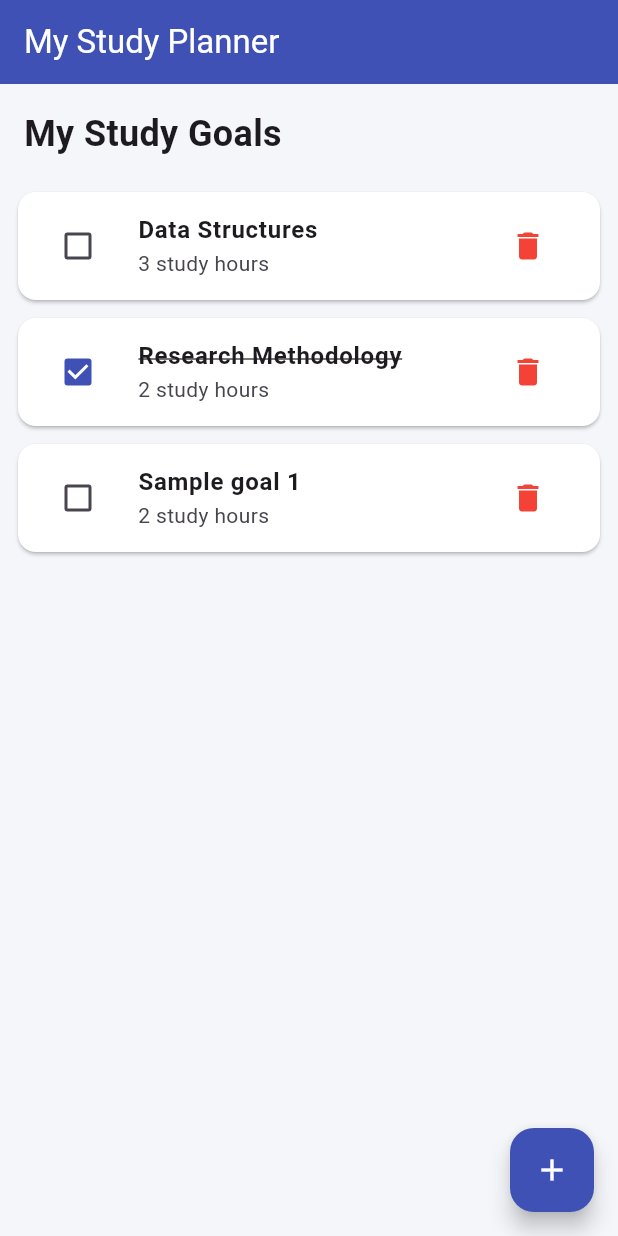
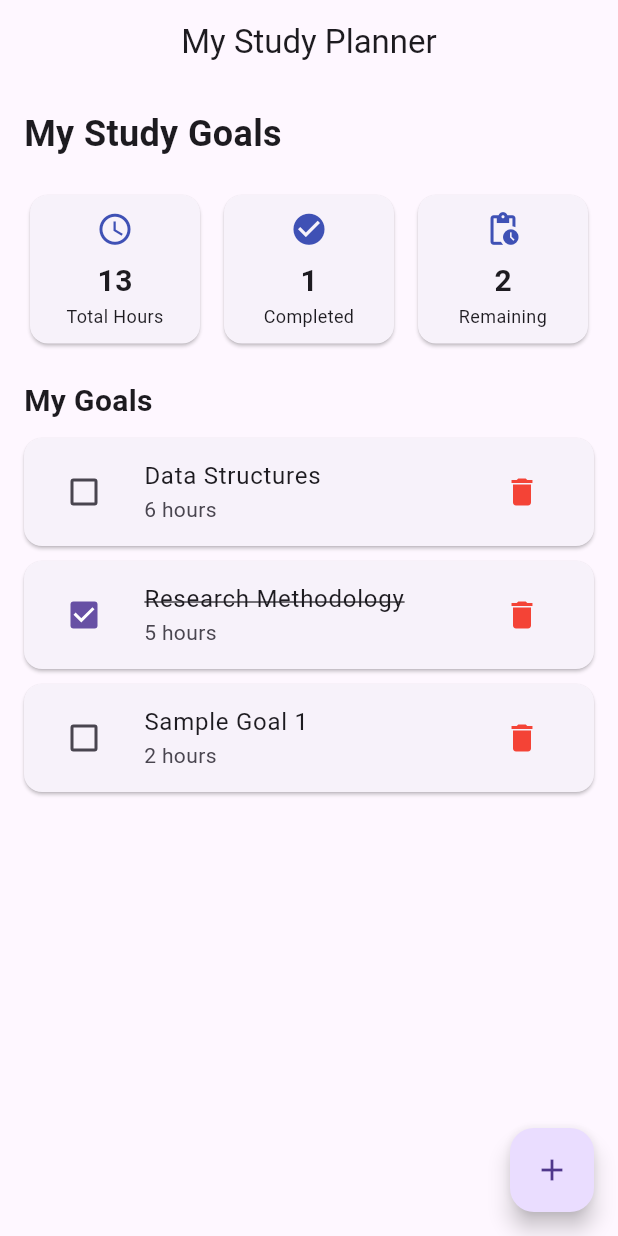
Before and after one commit to M2001-5/My-Study-Planner, a Flutter app: the screen it shows after launch, after a tap on the "delete" icon, after a tap on the "add" icon, on a phone screen of 412 x 824 dp. Run offline on Flutter 3.47's test engine with Material 3 defaults, Android fonts, the phone set to English and light mode, and no system bars; our stand-ins replace material_ui.

Commit message:
Phase 3: statistics and cards

```diff
--- a/study_planner/lib/main.dart
+++ b/study_planner/lib/main.dart
@@ -1,10 +1,8 @@
 import 'package:material_ui/material_ui.dart';
-
 void main() {
   runApp(const MyApp());
 }
 
-// STATIC: root widget of the app
 class MyApp extends StatelessWidget {
   const MyApp({super.key});
 
@@ -15,18 +13,12 @@ class MyApp extends StatelessWidget {
       title: 'My Study Planner',
       theme: ThemeData(
         primarySwatch: Colors.indigo,
-        scaffoldBackgroundColor: const Color(0xFFF5F6FA),
-        appBarTheme: const AppBarTheme(
-          backgroundColor: Colors.indigo,
-          foregroundColor: Colors.white,
-        ),
       ),
       home: const StudyPlannerScreen(),
     );
   }
 }
 
-// STATIC + LOGIC: main screen (StatefulWidget because the data changes)
 class StudyPlannerScreen extends StatefulWidget {
   const StudyPlannerScreen({super.key});
 
@@ -35,102 +27,124 @@ class StudyPlannerScreen extends StatefulWidget {
 }
 
 class _StudyPlannerScreenState extends State<StudyPlannerScreen> {
-  // LOGIC: the data (list of maps with subject, hours, done)
-  final List<Map<String, dynamic>> _goals = [
-    {'subject': 'Mobile App Development', 'hours': 5, 'done': false},
-    {'subject': 'Data Structures', 'hours': 3, 'done': false},
-    {'subject': 'Research Methodology', 'hours': 2, 'done': true},
+  List<Map<String, dynamic>> goals = [
+    {
+      'title': 'Mobile App Development',
+      'hours': 4,
+      'done': false,
+    },
+    {
+      'title': 'Data Structures',
+      'hours': 6,
+      'done': false,
+    },
+    {
+      'title': 'Research Methodology',
+      'hours': 5,
+      'done': true,
+    },
   ];
 
-  // LOGIC: counter used to name the sample goals
-  int _sampleCount = 0;
+  int sampleCount = 0;
 
-  // LOGIC: add a sample goal (setState rebuilds the screen)
-  void _addSampleGoal() {
+  int get totalHours {
+    return goals.fold(0, (sum, goal) {
+      return sum + (goal['hours'] as int);
+    });
+  }
+
+  int get completedGoals {
+    return goals.where((goal) => goal['done'] == true).length;
+  }
+
+  int get remainingGoals {
+    return goals.length - completedGoals;
+  }
+
+  void addGoal() {
     setState(() {
-      _sampleCount = _sampleCount + 1;
-      _goals.add({
-        'subject': 'Sample goal $_sampleCount',
+      sampleCount++;
+
+      goals.add({
+        'title': 'Sample Goal $sampleCount',
         'hours': 2,
         'done': false,
       });
     });
   }
 
-  // LOGIC: mark a goal as done / not done
-  void _toggleGoal(int index) {
+  void toggleGoal(int index) {
     setState(() {
-      _goals[index]['done'] = !(_goals[index]['done'] as bool);
+      goals[index]['done'] = !goals[index]['done'];
     });
   }
 
-  // LOGIC: delete a goal
-  void _deleteGoal(int index) {
+  void deleteGoal(int index) {
     setState(() {
-      _goals.removeAt(index);
+      goals.removeAt(index);
     });
   }
 
   @override
   Widget build(BuildContext context) {
     return Scaffold(
-      // STATIC: top bar with the app title
       appBar: AppBar(
         title: const Text('My Study Planner'),
+        centerTitle: true,
       ),
-      body: Column(
+      body: Padding(
+   padding: const EdgeInsets.all(16),
+  child: Column(
   crossAxisAlignment: CrossAxisAlignment.start,
   children: [
-          // STATIC: heading above the list
-          const Padding(
-            padding: EdgeInsets.all(16),
-            child: Text(
+  const Text(
    'My Study Goals',
-              style: TextStyle(fontSize: 24, fontWeight: FontWeight.bold),
+  style: TextStyle(
+     fontSize: 24,
+     fontWeight: FontWeight.bold,
  ),
             ),
-          // STATIC: list built from the data (no hard-coded cards)
+    const SizedBox(height: 20),
+    Row(
+    children: [
     Expanded(
-            child: ListView.builder(
-              // CONNECTION 1: the UI reads its data from the LOGIC list
-              itemCount: _goals.length,
+     child: StatCard(
+     title: 'Total Hours',
+     value: '$totalHours', icon: Icons.access_time, ), ), const SizedBox(width: 8),  Expanded(child: StatCard(
+                    title: 'Completed',
+  value: '$completedGoals',  icon: Icons.check_circle,  ),  ),
+                const SizedBox(width: 8), Expanded(child: StatCard(  title: 'Remaining', value: '$remainingGoals', icon: Icons.pending_actions,
+                  ),
+                ),
+              ],
+            ),
+ const SizedBox(height: 20),
+  const Text( 'My Goals',style: TextStyle(fontSize: 20, fontWeight: FontWeight.bold,
+ ),
+ ),
+ const SizedBox(height: 10),
+  Expanded( child: goals.isEmpty ? const Center(
+  child: Text('No study goals yet.'), )
+  : ListView.builder( itemCount: goals.length,
   itemBuilder: (context, index) {
-                final Map<String, dynamic> goal = _goals[index];
-                final bool done = goal['done'] as bool;
-
-                return Card(
-                  color: Colors.white,
-                  margin: const EdgeInsets.symmetric(
-                    horizontal: 12,
-                    vertical: 6,
-                  ),
-                  child: ListTile(
-                    leading: Checkbox(
-                      activeColor: Colors.indigo,
-                      value: done,
+     bool isDone = goals[index]['done']; return Card(
+                          margin: const EdgeInsets.only(bottom: 10),
+   child: ListTile(  leading: Checkbox(value: isDone,
  onChanged: (value) {
-                        _toggleGoal(index);
+   toggleGoal(index);
     },
     ),
-                    title: Text(
-                      goal['subject'] as String,
-                      style: TextStyle(
-                        fontWeight: FontWeight.w600,
-                        decoration:
-                            done ? TextDecoration.lineThrough : null,
+title: Text(goals[index]['title'], style: TextStyle(  decoration: isDone
+ ? TextDecoration.lineThrough : TextDecoration.none,
   ),
   ),
-                    subtitle: Text('${goal['hours']} study hours'),
-                    trailing: IconButton(
-                      icon: const Icon(Icons.delete, color: Colors.red),
-                      // CONNECTION 2: the UI calls LOGIC functions
+   subtitle: Text('${goals[index]['hours']} hours',
+ ),
+  trailing: IconButton( icon: const Icon(   Icons.delete,  color: Colors.red, ),
   onPressed: () {
-                        _deleteGoal(index);
+  deleteGoal(index);
     },
     ),
-                    onTap: () {
-                      _toggleGoal(index);
-                    },
    ),
      );
      },
@@ -138,15 +152,41 @@ class _StudyPlannerScreenState extends State<StudyPlannerScreen> {
             ),
           ],
         ),
-      // STATIC: button that adds a sample goal for now
+      ),
       floatingActionButton: FloatingActionButton(
-        backgroundColor: Colors.indigo,
-        foregroundColor: Colors.white,
-        onPressed: () {
-          _addSampleGoal();
-        },
+        onPressed: addGoal,
         child: const Icon(Icons.add),
       ),
     );
   }
 }
+
+class StatCard extends StatelessWidget {
+  final String title;
+  final String value;
+  final IconData icon;
+
+  const StatCard({
+    super.key,
+    required this.title,
+    required this.value,
+    required this.icon,
+  });
+
+  @override
+  Widget build(BuildContext context) {
+    return Card(
+      child: Padding(  padding: const EdgeInsets.all(10),
+ child: Column( children: [Icon(icon, size: 25, color: Colors.indigo),const SizedBox(height: 8),
+    Text( value, style: const TextStyle(   fontSize: 20,
+ fontWeight: FontWeight.bold,
+    ),
+    ),
+   Text( title, textAlign: TextAlign.center, style: const TextStyle(fontSize: 12),
+   ),
+    ],
+    ),
+      ),
+    );
+  }
+}
```
Lines whose indentation alone changed are shown as unchanged.
